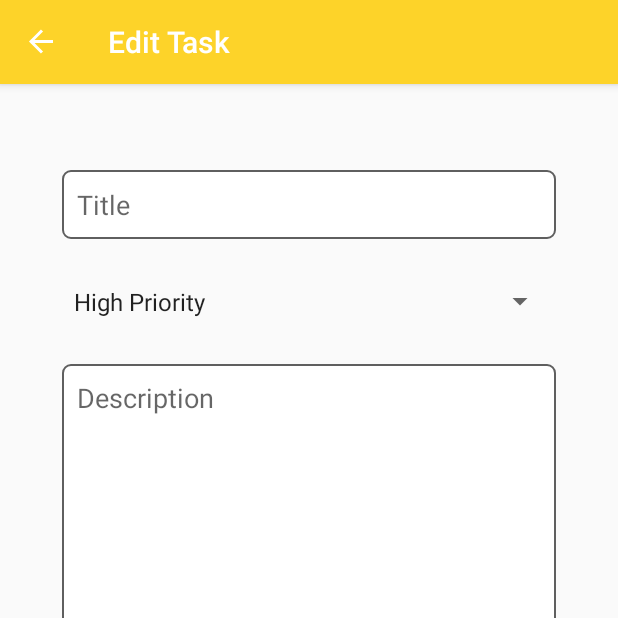
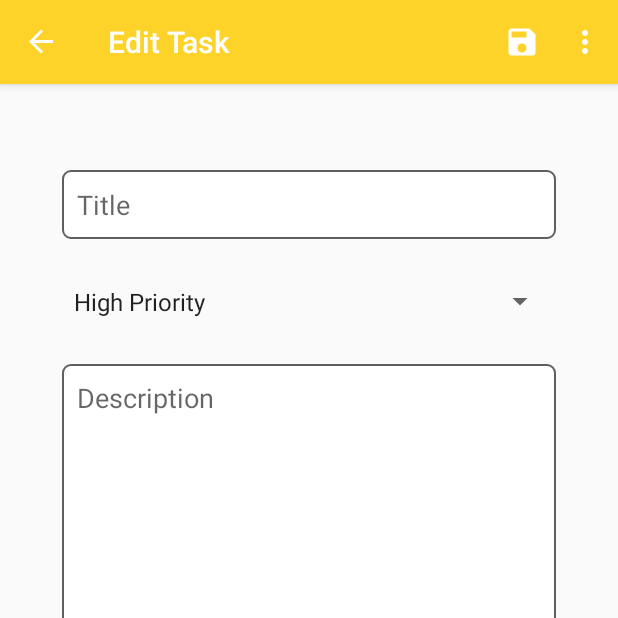
Before and after one commit to rizkitriandani/ToDoList, an Android app: the UpdateFragment screen opened through its navigation route, on a phone screen of 412 x 824 dp, the top half of it. Run offline under Robolectric (Android 15) with nearby library versions, the phone set to English and light mode, and no system bars; our stand-ins replace navigation-ui.

Commit message:
Finish adding all menus to each fragments.

```diff
--- a/app/src/main/java/com/belajar/todolist/list/ListFragment.kt
+++ b/app/src/main/java/com/belajar/todolist/list/ListFragment.kt
@@ -19,7 +19,11 @@ class ListFragment : Fragment() {
         val view = inflater.inflate(R.layout.fragment_list, container, false);
 
         view.fabAddTask.setOnClickListener {
-            findNavController().navigate(R.id.action_listFragment_to_addFragment);
+            findNavController().navigate(R.id.action_listFragment_to_addFragment)
+        }
+
+        view.listLayout.setOnClickListener {
+            findNavController().navigate(R.id.action_listFragment_to_updateFragment)
         }
 
         setHasOptionsMenu(true)
--- a/app/src/main/java/com/belajar/todolist/update/UpdateFragment.kt
+++ b/app/src/main/java/com/belajar/todolist/update/UpdateFragment.kt
@@ -1,60 +1,25 @@
 package com.belajar.todolist.update
 
 import android.os.Bundle
+import android.view.*
 import androidx.fragment.app.Fragment
-import android.view.LayoutInflater
-import android.view.View
-import android.view.ViewGroup
 import com.belajar.todolist.R
 
-// TODO: Rename parameter arguments, choose names that match
-// the fragment initialization parameters, e.g. ARG_ITEM_NUMBER
-private const val ARG_PARAM1 = "param1"
-private const val ARG_PARAM2 = "param2"
+class UpdateFragment : Fragment() {
 
-/**
- * A simple [Fragment] subclass.
- * Use the [UpdateFragment.newInstance] factory method to
- * create an instance of this fragment.
- */
-class UpdateFragment : Fragment() {
-    // TODO: Rename and change types of parameters
-    private var param1: String? = null
-    private var param2: String? = null
-
-    override fun onCreate(savedInstanceState: Bundle?) {
-        super.onCreate(savedInstanceState)
-        arguments?.let {
-            param1 = it.getString(ARG_PARAM1)
-            param2 = it.getString(ARG_PARAM2)
-        }
-    }
 
     override fun onCreateView(
         inflater: LayoutInflater, container: ViewGroup?,
         savedInstanceState: Bundle?
     ): View? {
+
+        setHasOptionsMenu(true)
         // Inflate the layout for this fragment
         return inflater.inflate(R.layout.fragment_update, container, false)
     }
 
-    companion object {
-        /**
-         * Use this factory method to create a new instance of
-         * this fragment using the provided parameters.
-         *
-         * @param param1 Parameter 1.
-         * @param param2 Parameter 2.
-         * @return A new instance of fragment UpdateFragment.
-         */
-        // TODO: Rename and change types and number of parameters
-        @JvmStatic
-        fun newInstance(param1: String, param2: String) =
-            UpdateFragment().apply {
-                arguments = Bundle().apply {
-                    putString(ARG_PARAM1, param1)
-                    putString(ARG_PARAM2, param2)
-                }
-            }
+    override fun onCreateOptionsMenu(menu: Menu, inflater: MenuInflater) {
+        inflater.inflate(R.menu.update_fragment_menu, menu)
     }
+
 }
--- /dev/null
+++ b/app/src/main/res/drawable/ic_baseline_check.xml
@@ -0,0 +1,5 @@
+<vector android:autoMirrored="true" android:height="24dp"
+    android:tint="#FFFFFF" android:viewportHeight="24"
+    android:viewportWidth="24" android:width="24dp" xmlns:android="http://schemas.android.com/apk/res/android">
+    <path android:fillColor="@android:color/white" android:pathData="M9,16.17L4.83,12l-1.42,1.41L9,19 21,7l-1.41,-1.41z"/>
+</vector>
--- /dev/null
+++ b/app/src/main/res/drawable/ic_baseline_save.xml
@@ -0,0 +1,5 @@
+<vector android:autoMirrored="true" android:height="24dp"
+    android:tint="#FFFFFF" android:viewportHeight="24"
+    android:viewportWidth="24" android:width="24dp" xmlns:android="http://schemas.android.com/apk/res/android">
+    <path android:fillColor="@android:color/white" android:pathData="M17,3L5,3c-1.11,0 -2,0.9 -2,2v14c0,1.1 0.89,2 2,2h14c1.1,0 2,-0.9 2,-2L21,7l-4,-4zM12,19c-1.66,0 -3,-1.34 -3,-3s1.34,-3 3,-3 3,1.34 3,3 -1.34,3 -3,3zM15,9L5,9L5,5h10v4z"/>
+</vector>
--- a/app/src/main/res/menu/list_fragment_menu.xml
+++ b/app/src/main/res/menu/list_fragment_menu.xml
@@ -3,7 +3,7 @@
     xmlns:app="http://schemas.android.com/apk/res-auto">
     <item
         android:id="@+id/menu_serch"
-        android:title="Search"
+        android:title="@string/search"
         android:icon="@drawable/ic_baseline_search"
         app:showAsAction="ifRoom"
         app:actionViewClass="android.widget.SearchView" />
@@ -11,14 +11,14 @@
     <group android:checkableBehavior="single">
         <item
             android:id="@+id/menu_sort_by"
-            android:title="Sort By">
+            android:title="@string/sort_by">
             <menu>
                 <item
                     android:id="@+id/menu_priority_high"
-                    android:title="Priority High"/>
+                    android:title="@string/priority_high"/>
                 <item
                     android:id="@+id/menu_priority_loq"
-                    android:title="Priority Low"/>
+                    android:title="@string/priority_low"/>
 
 
             </menu>
@@ -28,7 +28,7 @@
     </group>
 
     <item
-        android:id="@+id/menu_delet_all"
-        android:title="Delete All"/>
+        android:id="@+id/menu_delete_all"
+        android:title="@string/delete_all"/>
 
 </menu>
--- /dev/null
+++ b/app/src/main/res/menu/update_fragment_menu.xml
@@ -0,0 +1,20 @@
+<?xml version="1.0" encoding="utf-8"?>
+<menu xmlns:android="http://schemas.android.com/apk/res/android"
+    xmlns:app="http://schemas.android.com/apk/res-auto">
+
+    <item
+        android:id="@+id/menu_save_update"
+        android:title="@string/save_update"
+        android:icon="@drawable/ic_baseline_save"
+        app:showAsAction="ifRoom"
+        />
+
+    <item
+        android:id="@+id/menu_delete_task"
+        android:title="@string/delete"
+        android:icon="@drawable/ic_baseline_save"
+        app:showAsAction="never"
+        />
+
+
+</menu>
--- a/app/src/main/res/values/strings.xml
+++ b/app/src/main/res/values/strings.xml
@@ -4,6 +4,14 @@
     <string name="hello_blank_fragment">Hello blank fragment</string>
     <string name="txt_read_a_book">Title</string>
     <string name="txt_description">Description</string>
+    <string name="search">Search</string>
+    <string name="sort_by">Sort By</string>
+    <string name="priority_high">Priority High</string>
+    <string name="priority_low">Priority Low</string>
+    <string name="delete_all">Delete All</string>
+    <string name="add_task">Add Task</string>
+    <string name="delete">Delete</string>
+    <string name="save_update">Save Update</string>
 
     <string-array name="task_priorities">
         <item>High Priority</item>
```
Also changed, not shown: app/src/main/java/com/belajar/todolist/add/AddFragment.kt (+5 -42 lines), app/src/main/res/menu/add_fragment_menu.xml (added, +12 -0 lines).
